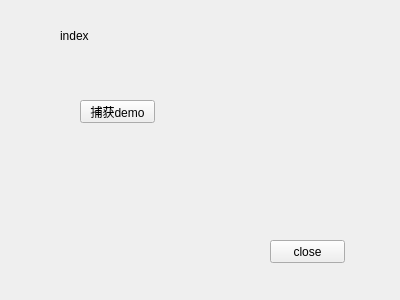
The window that DemoCapture/Index.ui (zz-c/DemoWebRTC) describes before a commit, drawn with Qt 5.
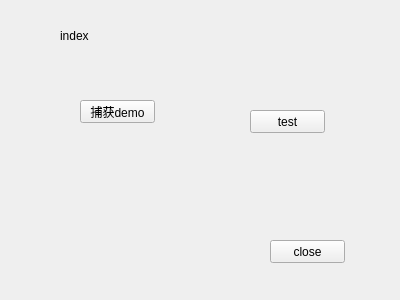
The same window after the commit.

```diff
--- a/DemoCapture/Index.ui
+++ b/DemoCapture/Index.ui
@@ -52,6 +52,19 @@
     <string>close</string>
    </property>
   </widget>
+  <widget class="QPushButton" name="pushButton">
+   <property name="geometry">
+    <rect>
+     <x>250</x>
+     <y>110</y>
+     <width>75</width>
+     <height>23</height>
+    </rect>
+   </property>
+   <property name="text">
+    <string>test</string>
+   </property>
+  </widget>
  </widget>
  <layoutdefault spacing="6" margin="11"/>
  <resources/>
```
Left out of the diff: 18 changed lines with no effect on the pictures.
